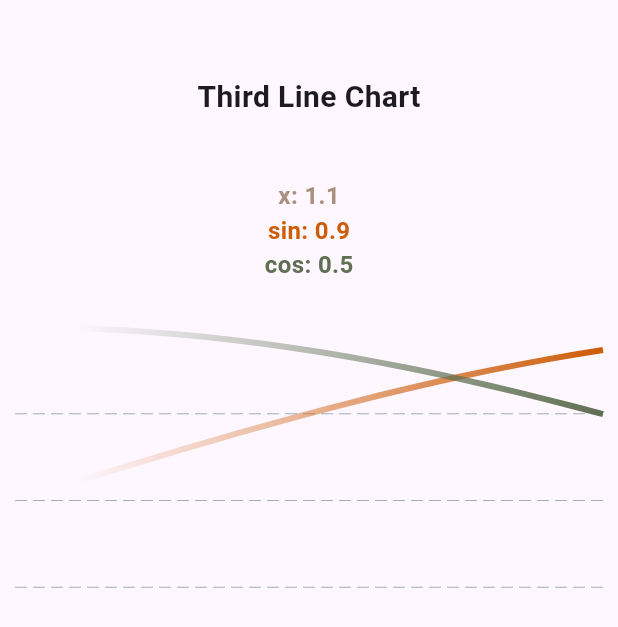
After one commit to ecedzdmrr/charts, a Flutter app: the screen it shows after launch, after a tap on "Third Chart", on a phone screen of 412 x 824 dp. The commit adds this screen. Shown: the top 627 px of the screen. Run offline on Flutter 3.47's test engine with Material 3 defaults, Android fonts, the phone set to English and light mode, and no system bars; drawn by our look-alikes of fl_chart; our stand-ins replace gap.

Commit message:
third line chart created

```diff
--- a/line_chart/lib/home_page.dart
+++ b/line_chart/lib/home_page.dart
@@ -39,6 +39,20 @@ class HomePage extends StatelessWidget {
                 ),
               ),
             ),
+            const Gap(25),
+            ElevatedButton(
+              onPressed: () {
+                Navigator.of(context).pushReplacementNamed(Routes.thirdChart);
+              },
+              child: const Text(
+                'Third Chart',
+                style: TextStyle(
+                  color: Color(0xFF5F6F52),
+                  fontWeight: FontWeight.bold,
+                  fontSize: 16,
+                ),
+              ),
+            ),
           ],
         ),
       ),
--- a/line_chart/lib/utils/routes.dart
+++ b/line_chart/lib/utils/routes.dart
@@ -1,15 +1,18 @@
 import 'package:flutter/material.dart';
 import 'package:line_chart/views/first_line_chart.dart';
 import 'package:line_chart/views/second_line_chart.dart';
+import 'package:line_chart/views/third_line_chart.dart';
 
 class Routes {
   Routes._();
 
   static const String fistChart = '/firstChart';
   static const String secondChart = '/secondChart';
+  static const String thirdChart = '/thirdChart';
 
   static final routes = <String, WidgetBuilder>{
     fistChart: (BuildContext context) => const FirstLineChartPage(),
     secondChart: (BuildContext context) => const SecondLineChartPage(),
+    thirdChart: (BuildContext context) => const ThirdLineChartPage(),
   };
 }
--- /dev/null
+++ b/line_chart/lib/views/third_line_chart.dart
@@ -0,0 +1,34 @@
+import 'package:flutter/material.dart';
+import 'package:gap/gap.dart';
+import 'package:line_chart/widgets/third_line_chart_widget.dart';
+
+class ThirdLineChartPage extends StatelessWidget {
+  const ThirdLineChartPage({super.key});
+
+  @override
+  Widget build(BuildContext context) {
+    return const Scaffold(
+      body: SafeArea(
+        child: Column(
+          children: [
+            Gap(50),
+            Text(
+              'Third Line Chart',
+              style: TextStyle(
+                fontSize: 20,
+                fontWeight: FontWeight.bold,
+              ),
+            ),
+            Gap(25),
+            Expanded(
+              child: Padding(
+                padding: EdgeInsets.symmetric(horizontal: 10),
+                child: ThirdLineChartWidget(),
+              ),
+            ),
+          ],
+        ),
+      ),
+    );
+  }
+}
--- /dev/null
+++ b/line_chart/lib/widgets/third_line_chart_widget.dart
@@ -0,0 +1,135 @@
+import 'dart:async';
+import 'dart:math' as math;
+
+import 'package:fl_chart/fl_chart.dart';
+import 'package:flutter/material.dart';
+import 'package:gap/gap.dart';
+
+class ThirdLineChartWidget extends StatefulWidget {
+  const ThirdLineChartWidget({super.key});
+
+  @override
+  State<ThirdLineChartWidget> createState() => _ThirdLineChartWidgetState();
+}
+
+class _ThirdLineChartWidgetState extends State<ThirdLineChartWidget> {
+  final limetCount = 100;
+  final sinPoints = <FlSpot>[];
+  final cosPoints = <FlSpot>[];
+
+  double xValue = 0;
+  double step = 0.05;
+
+  late Timer timer;
+
+  @override
+  void initState() {
+    super.initState();
+    timer = Timer.periodic(
+      const Duration(milliseconds: 50),
+      (timer) {
+        while (sinPoints.length > limetCount) {
+          sinPoints.removeAt(0);
+          cosPoints.removeAt(0);
+        }
+        setState(() {
+          sinPoints.add(FlSpot(xValue, math.sin(xValue)));
+          cosPoints.add(FlSpot(xValue, math.cos(xValue)));
+        });
+        xValue += step;
+      },
+    );
+  }
+
+  @override
+  Widget build(BuildContext context) {
+    return cosPoints.isNotEmpty
+        ? Column(
+            children: [
+              const Gap(15),
+              Text(
+                'x: ${xValue.toStringAsFixed(1)}',
+                style: const TextStyle(
+                    color: Color(0xFFA9907E),
+                    fontSize: 16,
+                    fontWeight: FontWeight.bold),
+              ),
+              Text(
+                'sin: ${sinPoints.last.y.toStringAsFixed(1)}',
+                style: const TextStyle(
+                  color: Color(0xFFCD5C08),
+                  fontSize: 16,
+                  fontWeight: FontWeight.bold,
+                ),
+              ),
+              Text(
+                'cos: ${cosPoints.last.y.toStringAsFixed(1)}',
+                style: const TextStyle(
+                  color: Color(0xFF5F6F52),
+                  fontSize: 16,
+                  fontWeight: FontWeight.bold,
+                ),
+              ),
+              const Gap(15),
+              AspectRatio(
+                aspectRatio: 1.5,
+                child: Padding(
+                  padding: const EdgeInsets.symmetric(vertical: 15),
+                  child: LineChart(chartData),
+                ),
+              ),
+            ],
+          )
+        : Container();
+  }
+
+  LineChartData get chartData => LineChartData(
+        lineTouchData: const LineTouchData(enabled: false),
+        gridData: const FlGridData(
+          show: true,
+          drawVerticalLine: false,
+        ),
+        borderData: FlBorderData(show: false),
+        titlesData: const FlTitlesData(show: false),
+        lineBarsData: [
+          sinLine(sinPoints),
+          cosLine(cosPoints),
+        ],
+        minY: -1,
+        maxY: 1,
+        minX: sinPoints.first.x,
+        maxX: sinPoints.last.x,
+      );
+
+  LineChartBarData sinLine(List<FlSpot> points) {
+    return LineChartBarData(
+      isCurved: false,
+      dotData: const FlDotData(show: false),
+      gradient: LinearGradient(
+        colors: [
+          const Color(0xFFCD5C08).withOpacity(0),
+          const Color(0xFFCD5C08),
+        ],
+        stops: const [0.1, 1.0],
+      ),
+      barWidth: 4,
+      spots: points,
+    );
+  }
+
+  LineChartBarData cosLine(List<FlSpot> points) {
+    return LineChartBarData(
+      isCurved: false,
+      dotData: const FlDotData(show: false),
+      gradient: LinearGradient(
+        colors: [
+          const Color(0xFF5F6F52).withOpacity(0),
+          const Color(0xFF5F6F52),
+        ],
+        stops: const [0.1, 1.0],
+      ),
+      barWidth: 4,
+      spots: points,
+    );
+  }
+}
```
